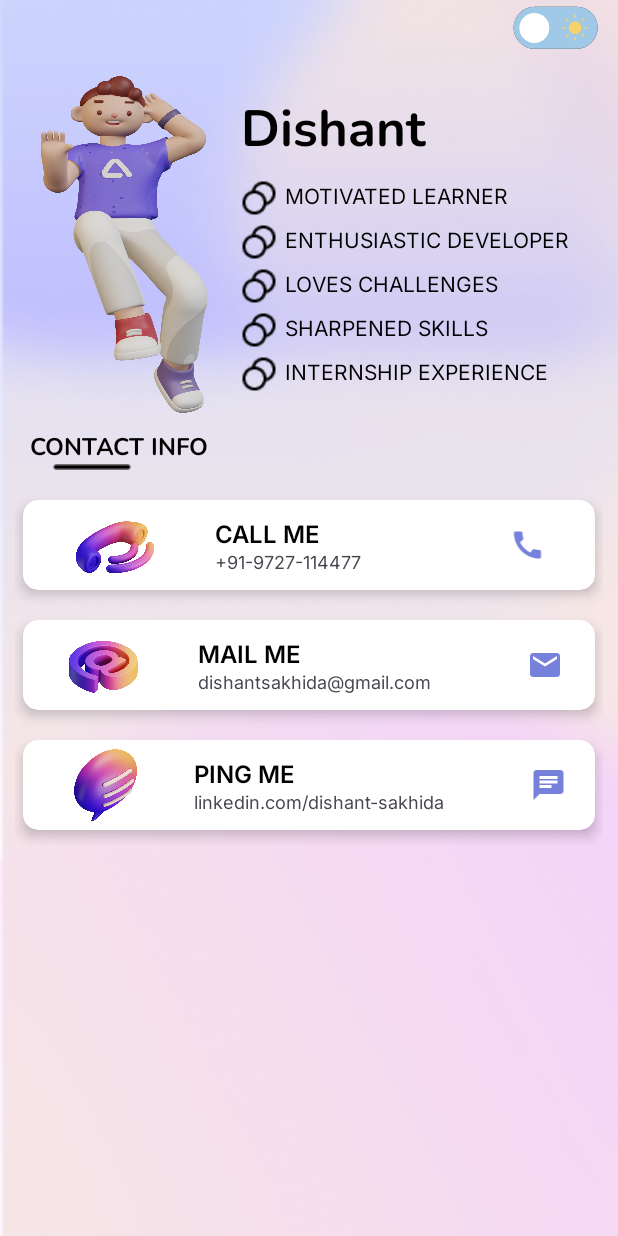
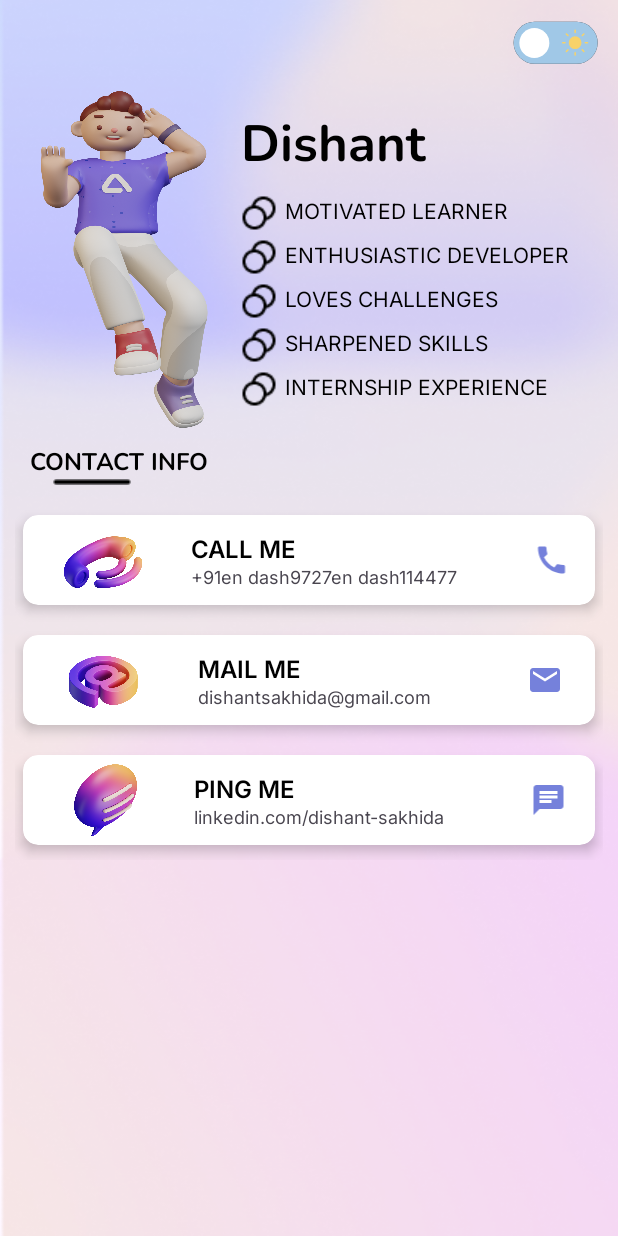
Before and after one commit to dishant1602/Portfolio, an Android app: the layout fragment_home.xml on its own in the app's theme, with its tools: preview values and no code run, on a phone screen of 412 x 824 dp. Run offline under Robolectric (Android 15) with nearby library versions, the phone set to English and light mode, and no system bars; Roboto replaces fonts that are not available here.

Commit message:
Resolved all the Warning and Errors till now

```diff
--- a/app/src/main/AndroidManifest.xml
+++ b/app/src/main/AndroidManifest.xml
@@ -35,4 +35,8 @@
             android:resource="@array/preloaded_fonts" />
     </application>
 
+    <queries>
+        <package android:name="com.linkedin.android" />
+    </queries>
+
 </manifest>
--- a/app/src/main/java/com/example/portfolio/HomeFragment.kt
+++ b/app/src/main/java/com/example/portfolio/HomeFragment.kt
@@ -5,7 +5,6 @@ import android.animation.ObjectAnimator
 import android.content.Intent
 import android.net.Uri
 import android.os.Bundle
-import android.util.Log
 import androidx.fragment.app.Fragment
 import android.view.LayoutInflater
 import android.view.View
@@ -73,14 +72,14 @@ class HomeFragment : Fragment() {
         sequence.start()
 
         //Functionality
-        callIcon.setOnClickListener {view ->
+        callIcon.setOnClickListener {_ ->
             val phoneNumber = "+919727114477"
             val dialIntent = Intent(Intent.ACTION_DIAL)
             dialIntent.data = Uri.parse("tel:$phoneNumber")
             startActivity(dialIntent)
         }
 
-        mailIcon.setOnClickListener { view ->
+        mailIcon.setOnClickListener { _ ->
             val recipientEmail = "dishantsakhida@gmail.com"
             val subject = "Your Subject"
             val body = "Your email body content"
@@ -91,7 +90,7 @@ class HomeFragment : Fragment() {
             startActivity(emailIntent)
         }
 
-        pingIcon.setOnClickListener { view ->
+        pingIcon.setOnClickListener { _ ->
             val linkedInProfileUrl = "https://www.linkedin.com/in/dishant-sakhida-4206681b4"
             val linkedInIntent = Intent(Intent.ACTION_VIEW)
             linkedInIntent.data = Uri.parse(linkedInProfileUrl)
--- a/app/src/main/java/com/example/portfolio/MainPage.kt
+++ b/app/src/main/java/com/example/portfolio/MainPage.kt
@@ -28,9 +28,9 @@ class MainPage : AppCompatActivity() {
                 newIndex: Int,
                 newTab: AnimatedBottomBar.Tab
             ) {
-                var fm : FragmentManager = supportFragmentManager
-                var ft: FragmentTransaction = fm.beginTransaction()
-                var fragmentCurrent: Fragment? = fm.findFragmentById(R.id.container)
+                val fm : FragmentManager = supportFragmentManager
+                val ft: FragmentTransaction = fm.beginTransaction()
+                val fragmentCurrent: Fragment? = fm.findFragmentById(R.id.container)
                 if(fragmentCurrent!=null){
                     ft.remove(fragmentCurrent)
                 }
--- a/app/src/main/res/layout/fragment_home.xml
+++ b/app/src/main/res/layout/fragment_home.xml
@@ -1,14 +1,13 @@
 <?xml version="1.0" encoding="utf-8"?>
 <FrameLayout xmlns:android="http://schemas.android.com/apk/res/android"
+    xmlns:app="http://schemas.android.com/apk/res-auto"
     xmlns:tools="http://schemas.android.com/tools"
     android:layout_width="match_parent"
     android:layout_height="match_parent"
     android:background="@drawable/mainbackground_light"
     tools:context=".HomeFragment">
 
-    <androidx.constraintlayout.widget.ConstraintLayout xmlns:android="http://schemas.android.com/apk/res/android"
-        xmlns:app="http://schemas.android.com/apk/res-auto"
-        xmlns:tools="http://schemas.android.com/tools"
+    <androidx.constraintlayout.widget.ConstraintLayout
         android:layout_width="match_parent"
         android:layout_height="match_parent"
         tools:context=".MainActivity">
@@ -19,14 +18,15 @@
             android:layout_height="wrap_content"
             android:layout_margin="10dp"
             android:orientation="vertical"
-            tools:layout_editor_absoluteX="10dp"
-            tools:layout_editor_absoluteY="10dp">
+            app:layout_constraintEnd_toEndOf="parent"
+            app:layout_constraintStart_toStartOf="parent"
+            app:layout_constraintTop_toTopOf="parent">
 
             <com.airbnb.lottie.LottieAnimationView
                 android:id="@+id/themetoggle"
                 android:layout_width="wrap_content"
                 android:layout_height="wrap_content"
-                android:layout_gravity="right"
+                android:layout_gravity="end"
                 app:lottie_autoPlay="false"
                 app:lottie_loop="false"
                 app:lottie_rawRes="@raw/lightdark" />
@@ -42,7 +42,8 @@
                     android:layout_height="250dp"
                     android:layout_marginStart="10dp"
                     android:scaleType="fitXY"
-                    android:src="@drawable/aboutmeimg" />
+                    android:src="@drawable/aboutmeimg"
+                    android:contentDescription="@string/imgDescription" />
 
                 <LinearLayout
                     android:layout_width="match_parent"
@@ -52,13 +53,13 @@
                     android:orientation="vertical">
 
                     <TextView
+                        android:id="@+id/mainNameplate"
                         style="@style/TEXT"
-                        android:id="@+id/mainNameplate"
                         android:layout_width="match_parent"
                         android:layout_height="wrap_content"
                         android:layout_marginBottom="10dp"
                         android:fontFamily="@font/nunito_bold"
-                        android:text="Dishant"
+                        android:text="@string/myName"
                         android:textSize="34sp" />
 
                     <LinearLayout
@@ -73,7 +74,8 @@
                             android:layout_width="wrap_content"
                             android:layout_height="wrap_content"
                             android:layout_weight="0"
-                            android:src="@drawable/bullets" />
+                            android:src="@drawable/bullets"
+                            android:contentDescription="@string/imgDescription" />
 
                         <TextView
                             style="@style/TEXT"
@@ -82,7 +84,7 @@
                             android:layout_marginStart="5dp"
                             android:layout_weight="1"
                             android:fontFamily="@font/inter"
-                            android:text="Motivated LEARNER"
+                            android:text="@string/bulletPoint1"
                             android:textAllCaps="true" />
                     </LinearLayout>
 
@@ -98,7 +100,8 @@
                             android:layout_width="wrap_content"
                             android:layout_height="wrap_content"
                             android:layout_weight="0"
-                            android:src="@drawable/bullets" />
+                            android:src="@drawable/bullets"
+                            android:contentDescription="@string/imgDescription" />
 
                         <TextView
                             style="@style/TEXT"
@@ -107,7 +110,7 @@
                             android:layout_marginStart="5dp"
                             android:layout_weight="1"
                             android:fontFamily="@font/inter"
-                            android:text="Enthusiastic developer"
+                            android:text="@string/bulletPoint2"
                             android:textAllCaps="true" />
                     </LinearLayout>
 
@@ -123,7 +126,8 @@
                             android:layout_width="wrap_content"
                             android:layout_height="wrap_content"
                             android:layout_weight="0"
-                            android:src="@drawable/bullets" />
+                            android:src="@drawable/bullets"
+                            android:contentDescription="@string/imgDescription" />
 
                         <TextView
                             style="@style/TEXT"
@@ -132,7 +136,7 @@
                             android:layout_marginStart="5dp"
                             android:layout_weight="1"
                             android:fontFamily="@font/inter"
-                            android:text="Loves Challenges"
+                            android:text="@string/bulletPoint3"
                             android:textAllCaps="true" />
                     </LinearLayout>
 
@@ -148,7 +152,8 @@
                             android:layout_width="wrap_content"
                             android:layout_height="wrap_content"
                             android:layout_weight="0"
-                            android:src="@drawable/bullets" />
+                            android:src="@drawable/bullets"
+                            android:contentDescription="@string/imgDescription" />
 
                         <TextView
                             style="@style/TEXT"
@@ -157,7 +162,7 @@
                             android:layout_marginStart="5dp"
                             android:layout_weight="1"
                             android:fontFamily="@font/inter"
-                            android:text="Sharpened skills"
+                            android:text="@string/bulletPoint4"
                             android:textAllCaps="true" />
                     </LinearLayout>
 
@@ -172,7 +177,8 @@
                             android:layout_width="wrap_content"
                             android:layout_height="wrap_content"
                             android:layout_weight="0"
-                            android:src="@drawable/bullets" />
+                            android:src="@drawable/bullets"
+                            android:contentDescription="@string/imgDescription" />
 
                         <TextView
                             style="@style/TEXT"
@@ -181,7 +187,7 @@
                             android:layout_marginStart="5dp"
                             android:layout_weight="1"
                             android:fontFamily="@font/inter"
-                            android:text="Internship Experience"
+                            android:text="@string/bulletPoint5"
                             android:textAllCaps="true" />
                     </LinearLayout>
 
@@ -202,7 +208,7 @@
                     android:layout_height="wrap_content"
                     android:layout_marginStart="10dp"
                     android:fontFamily="@font/nunito_bold"
-                    android:text="CONTACT INFO"
+                    android:text="@string/contact_info"
                     android:textSize="16sp" />
 
                 <ImageView
@@ -211,8 +217,9 @@
                     android:layout_width="wrap_content"
                     android:layout_height="wrap_content"
                     android:layout_gravity="start"
-                    android:layout_marginLeft="25dp"
-                    android:src="@drawable/bottomline" />
+                    android:layout_marginStart="25dp"
+                    android:src="@drawable/bottomline"
+                    android:contentDescription="@string/imgDescription" />
 
                 <androidx.cardview.widget.CardView
                     android:id="@+id/callmeCard"
@@ -235,7 +242,8 @@
                             android:layout_width="50dp"
                             android:layout_height="60dp"
                             android:layout_marginStart="10dp"
-                            android:layout_weight="0.5" />
+                            android:layout_weight="0.5"
+                            android:contentDescription="@string/imgDescription" />
 
                         <LinearLayout
                             android:layout_width="wrap_content"
@@ -250,14 +258,14 @@
                                 android:layout_width="match_parent"
                                 android:layout_height="wrap_content"
                                 android:fontFamily="@font/inter_semibold"
-                                android:text="CALL ME"
+                                android:text="@string/call_me"
                                 android:textSize="16sp" />
 
                             <TextView
                                 android:layout_width="match_parent"
                                 android:layout_height="wrap_content"
                                 android:fontFamily="@font/inter"
-                                android:text="+91-9727-114477"
+                                android:text="@string/mobile_number"
                                 android:textSize="12sp" />
                         </LinearLayout>
 
@@ -267,7 +275,8 @@
                             android:layout_height="wrap_content"
                             android:layout_gravity="center_vertical"
                             android:layout_weight="1"
-                            android:src="@drawable/callicon" />
+                            android:src="@drawable/callicon"
+                            android:contentDescription="@string/imgDescription" />
 
                     </LinearLayout>
                 </androidx.cardview.widget.CardView>
@@ -293,7 +302,8 @@
                             android:layout_width="50dp"
                             android:layout_height="60dp"
                             android:layout_marginStart="10dp"
-                            android:layout_weight="0.5" />
+                            android:layout_weight="0.5"
+                            android:contentDescription="@string/imgDescription" />
 
                         <LinearLayout
                             android:layout_width="wrap_content"
@@ -308,14 +318,14 @@
                                 android:layout_width="match_parent"
                                 android:layout_height="wrap_content"
                                 android:fontFamily="@font/inter_semibold"
-                                android:text="MAIL ME"
+                                android:text="@string/mail_me"
                                 android:textSize="16sp" />
 
                             <TextView
                                 android:layout_width="match_parent"
                                 android:layout_height="wrap_content"
                                 android:fontFamily="@font/inter"
-                                android:text="dishantsakhida@gmail.com"
+                                android:text="@string/email_id"
                                 android:textSize="12sp" />
                         </LinearLayout>
 
@@ -325,7 +335,8 @@
                             android:layout_height="wrap_content"
                             android:layout_gravity="center_vertical"
                             android:layout_weight="1"
-                            android:src="@drawable/mailicon" />
+                            android:src="@drawable/mailicon"
+                            android:contentDescription="@string/imgDescription" />
 
                     </LinearLayout>
                 </androidx.cardview.widget.CardView>
@@ -353,7 +364,8 @@
                             android:layout_width="50dp"
                             android:layout_height="60dp"
                             android:layout_marginStart="10dp"
-                            android:layout_weight="0.5" />
+                            android:layout_weight="0.5"
+                            android:contentDescription="@string/imgDescription" />
 
                         <LinearLayout
                             android:layout_width="wrap_content"
@@ -369,7 +381,7 @@
                                 android:layout_width="match_parent"
                                 android:layout_height="wrap_content"
                                 android:fontFamily="@font/inter_semibold"
-                                android:text="PING ME"
+                                android:text="@string/ping_me"
                                 android:textSize="16sp" />
 
                             <TextView
@@ -377,7 +389,7 @@
                                 android:layout_width="match_parent"
                                 android:layout_height="wrap_content"
                                 android:fontFamily="@font/inter"
-                                android:text="linkedin.com/dishant-sakhida"
+                                android:text="@string/linkedin_id"
                                 android:textSize="12sp" />
                         </LinearLayout>
 
@@ -387,7 +399,8 @@
                             android:layout_height="wrap_content"
                             android:layout_gravity="center_vertical"
                             android:layout_weight="1"
-                            android:src="@drawable/pingicon" />
+                            android:src="@drawable/pingicon"
+                            android:contentDescription="@string/imgDescription" />
 
                     </LinearLayout>
                 </androidx.cardview.widget.CardView>
--- a/app/src/main/res/menu/bottom_menu.xml
+++ b/app/src/main/res/menu/bottom_menu.xml
@@ -3,26 +3,26 @@
 
     <item
         android:id="@+id/skills"
-        android:title="Skills"
+        android:title="@string/skills"
         android:icon="@drawable/menuskills"/>
 
     <item
         android:id="@+id/projects"
-        android:title="Projects"
+        android:title="@string/projects"
         android:icon="@drawable/menuprojects"/>
 
     <item
         android:id="@+id/home"
-        android:title="Home"
+        android:title="@string/home"
         android:icon="@drawable/menuhome"/>
 
     <item
         android:id="@+id/education"
-        android:title="Education"
+        android:title="@string/education"
         android:icon="@drawable/menueducation"/>
 
     <item
         android:id="@+id/internships"
-        android:title="Internships"
+        android:title="@string/internships"
         android:icon="@drawable/menuinternship"/>
 </menu>
--- a/app/src/main/res/values/strings.xml
+++ b/app/src/main/res/values/strings.xml
@@ -3,4 +3,23 @@
     <string name="about_me">Motivated and enthusiastic leaner always thriving to learn and develop exciting things. Sharpened and delivered skills in entire learning and internships during Degree Level Education</string>
     <!-- TODO: Remove or change this placeholder text -->
     <string name="hello_blank_fragment">Hello blank fragment</string>
+    <string name="skills">Skills</string>
+    <string name="projects">Projects</string>
+    <string name="home">Home</string>
+    <string name="education">Education</string>
+    <string name="internships">Internships</string>
+    <string name="imgDescription">No Description</string>
+    <string name="myName">Dishant</string>
+    <string name="bulletPoint1">Motivated Learner</string>
+    <string name="bulletPoint2">Enthusiastic developer</string>
+    <string name="bulletPoint3">Loves Challenges</string>
+    <string name="bulletPoint4">Sharpened skills</string>
+    <string name="bulletPoint5">Internship Experience</string>
+    <string name="contact_info">CONTACT INFO</string>
+    <string name="call_me">CALL ME</string>
+    <string name="mobile_number">+91en dash9727en dash114477</string>
+    <string name="mail_me">MAIL ME</string>
+    <string name="email_id">dishantsakhida@gmail.com</string>
+    <string name="ping_me">PING ME</string>
+    <string name="linkedin_id">linkedin.com/dishant-sakhida</string>
 </resources>
```
